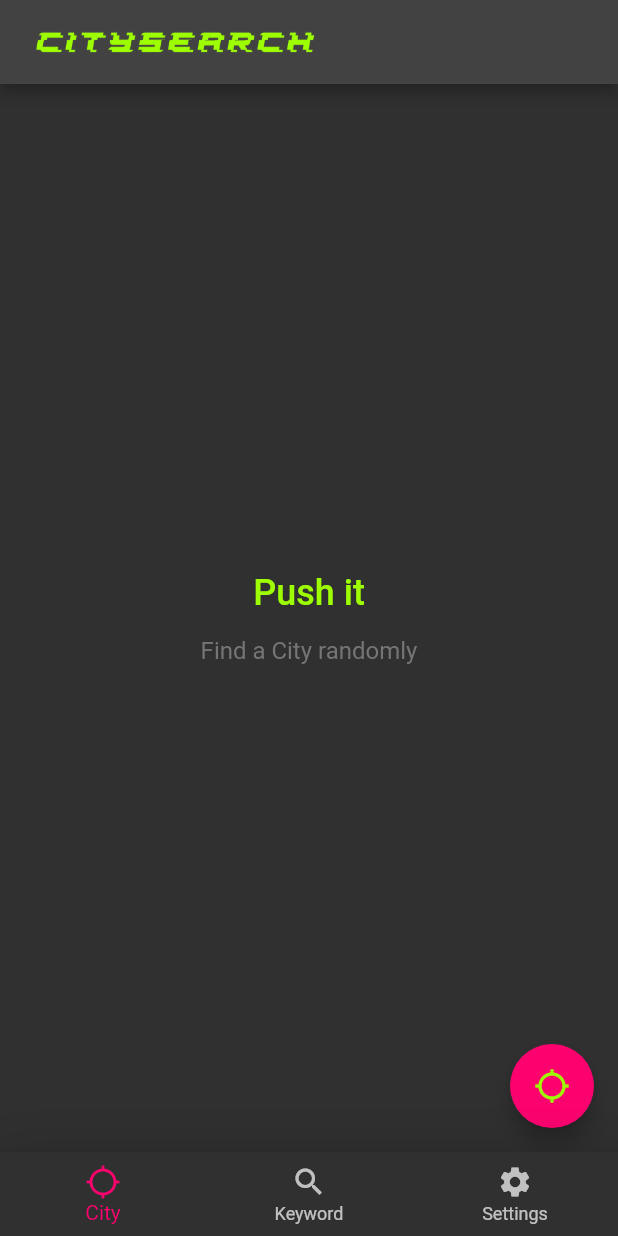
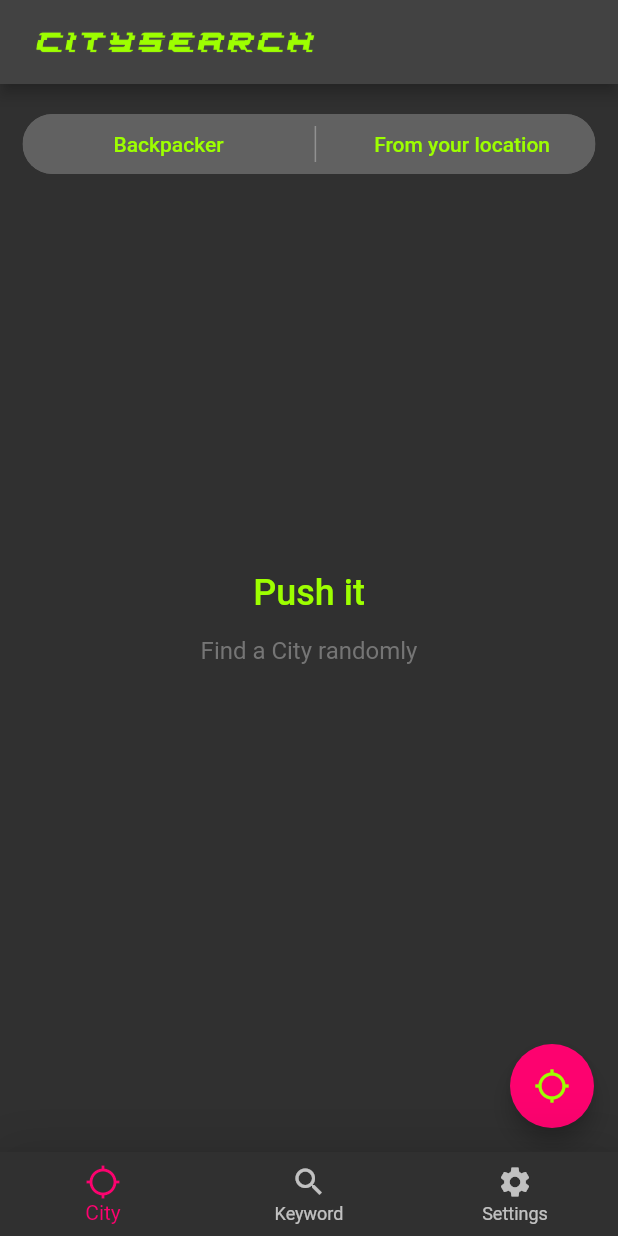
Before and after one commit to uuta/trander_flutter, a Flutter app: the screen it shows once a user with an empty profile is signed in, after a tap on "OK", on a phone screen of 412 x 824 dp. Run offline on Flutter 3.47's test engine with Material 2 defaults, Android fonts, the phone set to English and light mode, and no system bars; drawn by our look-alikes of toggle_switch; our stand-ins replace dio, flutter_dotenv, flutter_form_builder, flutter_hooks, flutter_secure_storage, font_awesome_flutter and 9 more; missing offline and left inert: decorated_icon, flutter_appauth, purchases_flutter; accounts and stored records are empty; network calls fail; Roboto replaces fonts that are missing (Arial, Hiragino Kaku Gothic ProN, Meiryo, sans-serif).

Commit message:
Add switch toggle in location simple city view

```diff
--- a/lib/views/organisms/locations/simples/location_simple_city_view.dart
+++ b/lib/views/organisms/locations/simples/location_simple_city_view.dart
@@ -5,6 +5,7 @@ import '/views/molecules/columns/three_text_column_view.dart';
 import 'location_simple_city_buttons_view.dart';
 import '/views/molecules/columns/title_caption_view.dart';
 import '/views/molecules/dialogs/error_dialog_view.dart';
+import '/views/organisms/indexes/switch_toggle_view.dart';
 
 class LocationSimpleCityView extends HookConsumerWidget {
   const LocationSimpleCityView({Key? key}) : super(key: key);
@@ -32,6 +33,12 @@ class LocationSimpleCityView extends HookConsumerWidget {
             padding: const EdgeInsets.only(left: 15, right: 15),
             child: Stack(
               children: [
+                Column(children: const [
+                  SizedBox(height: 20),
+
+                  // switch toggle
+                  SwitchToggleView(),
+                ]),
                 Center(
                     child: locationState.isLoading
                         ? Center(
```
